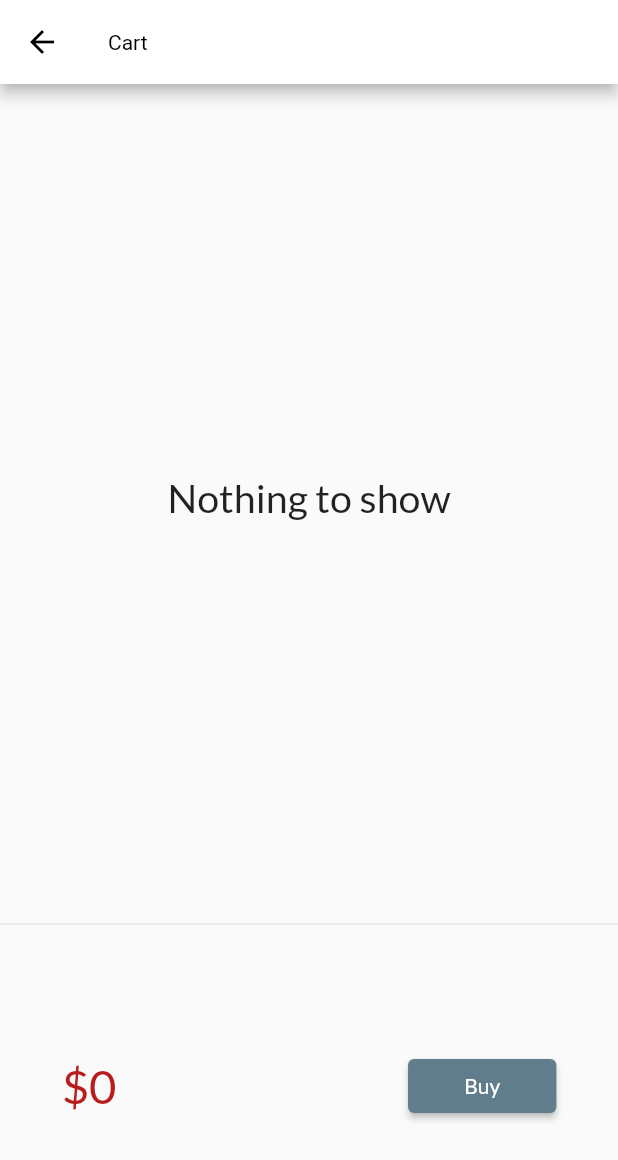
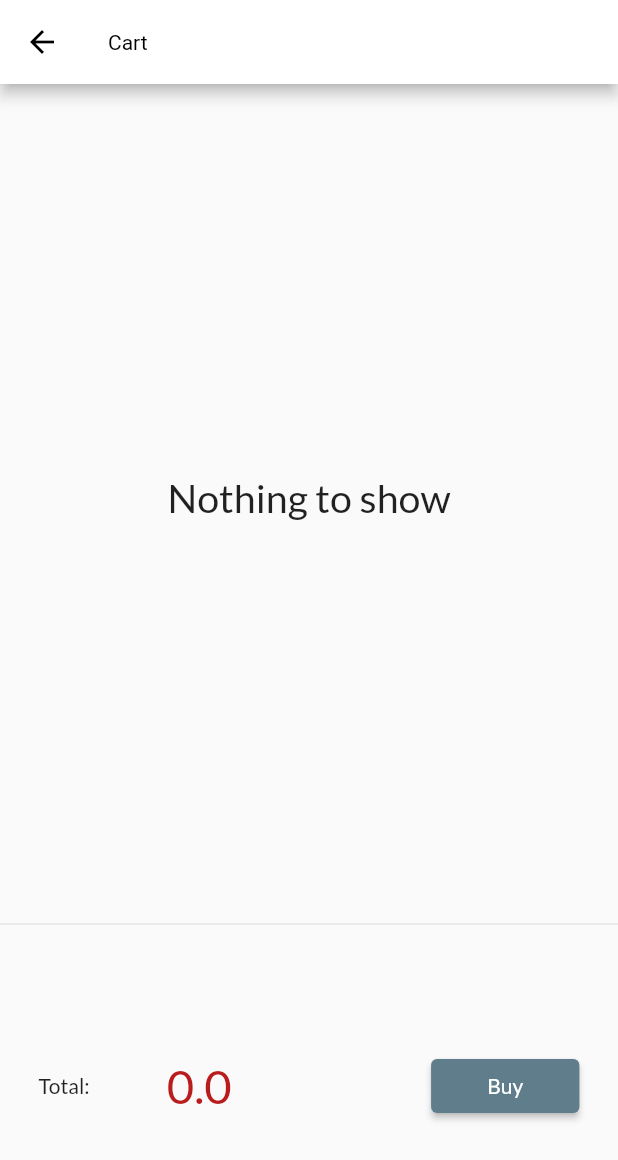
Before and after one commit to mhammadarain/ShoppingAppByHS, a Flutter app: the CartPage screen opened by its route, on a phone screen of 412 x 824 dp. Shown: the top 1160 px of the screen. Run offline on Flutter 3.47's test engine with Material 2 defaults, Android fonts, the phone set to English and light mode, and no system bars; our stand-ins replace google_fonts, velocity_x; network calls fail.

Commit message:
Day18 Completed

```diff
--- a/lib/models/cart.dart
+++ b/lib/models/cart.dart
@@ -1,37 +1,52 @@
+import 'dart:async';
+
 import 'package:mart_app/models/catalog.dart';
-// import 'package:mart_app/pages/home_page.dart';
 
 class CartModel {
-  static final cartModel = CartModel._internal();
+  static final CartModel cartModel = CartModel._internal();
   CartModel._internal();
   factory CartModel() => cartModel;
 
   late CatalogModel _catalog;
-  final List<int> _itemIds = [];
+  final Set<int> _itemIds = {};
 
   CatalogModel get catalog => _catalog;
 
-  // get _itemIds => null;
-
   set catalog(CatalogModel newCatalog) {
-    // ignore: unnecessary_null_comparison
     assert(newCatalog != null);
     _catalog = newCatalog;
   }
 
-// get item into cart
-  List<Item> get item => _itemIds.map((id) => _catalog.getbyId(id)).toList();
+  List<Item> get items => _itemIds.map((id) => _catalog.getbyId(id)).toList();
 
-// get total price
-  num get totalPrice => item.fold(0, (total, current) => total = current.price);
+  // Calculate the total price of items in the cart
+  double get totalPrice {
+    double total = 0.0;
+    for (var item in items) {
+      total += item.price;
+    }
+    return total;
+  }
 
-  // Add item
+  // Add item to the cart
   void add(Item item) {
     _itemIds.add(item.id);
+    updateTotalPrice();
   }
 
-  // remove Items
+  // Remove item from the cart
   void remove(Item item) {
     _itemIds.remove(item.id);
+    updateTotalPrice();
+  }
+
+  // Create a stream controller to manage updates to the total price
+  final _cartStreamController = StreamController<double>();
+
+  // Stream getter for the total price
+  Stream<double> get cartStream => _cartStreamController.stream;
+
+  void updateTotalPrice() {
+    _cartStreamController.add(totalPrice);
   }
 }
--- a/lib/models/catalog.dart
+++ b/lib/models/catalog.dart
@@ -6,148 +6,137 @@ class CatalogModel {
   static List<Item> items = [
     Item(
         id: 01,
-        name: "iphone 12 pro",
-        desc: "Apple iphone 12th generation",
-        price: 2750,
+        name: "Apple iPad Air 5",
+        desc: "10.9_inch  8/64GB",
+        price: 194999,
+        color: "#33505a",
+        image: "https://www.mega.pk/items_images/ts_17735.webp"),
+    Item(
+        id: 02,
+        name: "iphone 15 Pro Max",
+        desc: "8/1024 GB",
+        price: 769999,
+        color: "#33505a",
+        image: "https://phonebolee.com/images/Apple-iPhone-15-Pro-Max.jpg"),
+    Item(
+        id: 03,
+        name: "iphone 14 pro",
+        desc: "1TB",
+        price: 695999,
         color: "#33505a",
         image:
-            "https://www.optimum.com/mobile/sites/default/files/product/apple-iphone14promax-deeppurple-side.png"),
+            "https://images.priceoye.pk/apple-iphone-14-pro-pakistan-priceoye-1qdxc.jpg"),
     Item(
-        id: 02,
-        name: "iphone 15 pro",
-        desc: "Apple iphone 12th generation",
-        price: 2999,
+        id: 04,
+        name: "Apple AirPods pro",
+        desc: "2nd generation",
+        price: 27500,
         color: "#33505a",
         image:
-            "https://www.optimum.com/mobile/sites/default/files/product/apple-iphone14promax-deeppurple-side.png"),
+            "https://www.mega.pk/items_images/Apple+AirPods+Pro+Price+in+Pakistan%2C+Specifications%2C+Features_-_19552.webp"),
     Item(
-        id: 03,
-        name: "iphone 12 pro",
-        desc: "Apple iphone 12th generation",
-        price: 2750,
+        id: 05,
+        name: "Apple iPad",
+        desc: "10th generation 256GB",
+        price: 163999,
+        color: "#33505a",
+        image: "https://www.mega.pk/items_images/ts_23770.webp"),
+    Item(
+        id: 06,
+        name: "iphone 14 pro",
+        desc: "6/128GB",
+        price: 509999,
         color: "#33505a",
         image:
-            "https://www.optimum.com/mobile/sites/default/files/product/apple-iphone14promax-deeppurple-side.png"),
+            "https://www.mega.pk/items_images/Apple+iPhone+14+Pro+128GB+Storage+PTA+Approved+Mercantile+Price+in+Pakistan%2C+Specifications%2C+Features_-_23650.webp"),
     Item(
-        id: 04,
-        name: "iphone 12 pro",
-        desc: "Apple iphone 12th generation",
-        price: 2750,
-        color: "#33505a",
-        image:
-            "https://www.optimum.com/mobile/sites/default/files/product/apple-iphone14promax-deeppurple-side.png"),
-    Item(
-        id: 05,
-        name: "iphone 12 pro",
-        desc: "Apple iphone 12th generation",
+        id: 07,
+        name: "MackBook Pro 16 M2 Max Chip",
+        desc: "16 GB Ram 256 SSD Grey",
         price: 275000,
         color: "#33505a",
-        image:
-            "https://www.optimum.com/mobile/sites/default/files/product/apple-iphone14promax-deeppurple-side.png"),
-    Item(
-        id: 06,
-        name: "iphone 12 pro",
-        desc: "Apple iphone 12th generation",
-        price: 275000,
-        color: "#33505a",
-        image:
-            "https://www.optimum.com/mobile/sites/default/files/product/apple-iphone14promax-deeppurple-side.png"),
-    Item(
-        id: 07,
-        name: "iphone 12 pro",
-        desc: "Apple iphone 12th generation",
-        price: 275000,
-        color: "#33505a",
-        image:
-            "https://www.optimum.com/mobile/sites/default/files/product/apple-iphone14promax-deeppurple-side.png"),
+        image: "https://www.mega.pk/items_images/ts_23959.webp"),
     Item(
         id: 08,
-        name: "iphone 12 pro",
+        name: "iphone 14 pro",
         desc: "Apple iphone 12th generation",
-        price: 275000,
+        price: 655000,
         color: "#33505a",
         image:
             "https://www.optimum.com/mobile/sites/default/files/product/apple-iphone14promax-deeppurple-side.png"),
     Item(
         id: 09,
-        name: "iphone 12 pro",
-        desc: "Apple iphone 12th generation",
-        price: 275000,
+        name: "Apple iPad Mini 6 ",
+        desc: "4/256GB",
+        price: 203000,
+        color: "#33505a",
+        image: "https://www.mega.pk/items_images/ts_22940.webp"),
+    Item(
+        id: 10,
+        name: "Apple MacBook Air MLY23",
+        desc: "13.6_INCH 8/256GB",
+        price: 503999,
+        color: "#33505a",
+        image: "https://www.mega.pk/items_images/ts_23517.webp"),
+    Item(
+        id: 11,
+        name: "iphone XR",
+        desc: "3/64GB",
+        price: 102999,
+        color: "#33505a",
+        image: "https://www.mega.pk/items_images/ts_24478.webp"),
+    Item(
+        id: 12,
+        name: "iphone 13 pro",
+        desc: "4/128GB",
+        price: 356999,
+        color: "#33505a",
+        image: "https://www.mega.pk/items_images/ts_24355.webp"),
+    Item(
+        id: 13,
+        name: "Apple AirPods Pro ",
+        desc: "2nd generation 1st Copy",
+        price: 4750,
         color: "#33505a",
         image:
-            "https://www.optimum.com/mobile/sites/default/files/product/apple-iphone14promax-deeppurple-side.png"),
+            "https://encrypted-tbn0.gstatic.com/images?q=tbn:ANd9GcSEe3gMZQ2h43_RiUpynAf5lykYvKGtHynqrQ&usqp=CAU"),
     Item(
-        id: 10,
-        name: "iphone 12 pro",
-        desc: "Apple iphone 12th generation",
-        price: 275000,
+        id: 14,
+        name: "Apple Mackbook 16 M1",
+        desc: "16.2_inch 64GB 1TB_SSD",
+        price: 1065549,
+        color: "#33505a",
+        image: "https://www.mega.pk/items_images/ts_23702.webp"),
+    Item(
+        id: 15,
+        name: "Apple iPad Pro",
+        desc: "1st Generation",
+        price: 15999,
         color: "#33505a",
         image:
-            "https://www.optimum.com/mobile/sites/default/files/product/apple-iphone14promax-deeppurple-side.png"),
+            "https://encrypted-tbn0.gstatic.com/images?q=tbn:ANd9GcT-XE35FAAsERFjSOyRMM71sZHDt9ngXypPyA&usqp=CAU"),
     Item(
-        id: 11,
-        name: "iphone 12 pro",
-        desc: "Apple iphone 12th generation",
-        price: 275000,
+        id: 16,
+        name: "Apple iPad Pro",
+        desc: "11.0_inch 8/256GB",
+        price: 290699,
+        color: "#33505a",
+        image: "https://www.mega.pk/items_images/ts_22294.webp"),
+    Item(
+        id: 17,
+        name: "iphone 11",
+        desc: "4/128GB",
+        price: 209999,
         color: "#33505a",
         image:
-            "https://www.optimum.com/mobile/sites/default/files/product/apple-iphone14promax-deeppurple-side.png"),
-    Item(
-        id: 12,
-        name: "iphone 12 pro",
-        desc: "Apple iphone 12th generation",
-        price: 275000,
-        color: "#33505a",
-        image:
-            "https://www.optimum.com/mobile/sites/default/files/product/apple-iphone14promax-deeppurple-side.png"),
-    Item(
-        id: 13,
-        name: "iphone 12 pro",
-        desc: "Apple iphone 12th generation",
-        price: 275000,
-        color: "#33505a",
-        image:
-            "https://www.optimum.com/mobile/sites/default/files/product/apple-iphone14promax-deeppurple-side.png"),
-    Item(
-        id: 14,
-        name: "iphone 12 pro",
-        desc: "Apple iphone 12th generation",
-        price: 275000,
-        color: "#33505a",
-        image:
-            "https://www.optimum.com/mobile/sites/default/files/product/apple-iphone14promax-deeppurple-side.png"),
-    Item(
-        id: 15,
-        name: "iphone 12 pro",
-        desc: "Apple iphone 12th generation",
-        price: 275000,
-        color: "#33505a",
-        image:
-            "https://www.optimum.com/mobile/sites/default/files/product/apple-iphone14promax-deeppurple-side.png"),
-    Item(
-        id: 16,
-        name: "iphone 12 pro",
-        desc: "Apple iphone 12th generation",
-        price: 275000,
-        color: "#33505a",
-        image:
-            "https://www.optimum.com/mobile/sites/default/files/product/apple-iphone14promax-deeppurple-side.png"),
-    Item(
-        id: 17,
-        name: "iphone 12 pro",
-        desc: "Apple iphone 12th generation",
-        price: 275000,
-        color: "#33505a",
-        image:
-            "https://www.optimum.com/mobile/sites/default/files/product/apple-iphone14promax-deeppurple-side.png"),
+            "https://www.mega.pk/items_images/Apple+iPhone+11+128GB+PTA++Approved+Price+in+Pakistan%2C+Specifications%2C+Features_-_24354.webp"),
     Item(
         id: 18,
-        name: "iphone 12 pro",
-        desc: "Apple iphone 12th generation",
-        price: 275000,
+        name: "Apple iPad Pro M2 Chip",
+        desc: "12.9_inch 8/256Gb",
+        price: 449999,
         color: "#33505a",
-        image:
-            "https://www.optimum.com/mobile/sites/default/files/product/apple-iphone14promax-deeppurple-side.png"),
+        image: "https://www.mega.pk/items_images/ts_23794.webp"),
   ];
 
   Item getbyId(int id) =>
--- a/lib/pages/cart_page.dart
+++ b/lib/pages/cart_page.dart
@@ -34,7 +34,8 @@ class _CartTotal extends StatelessWidget {
       child: Row(
         mainAxisAlignment: MainAxisAlignment.spaceAround,
         children: [
-          "\$${cart.totalPrice}".text.xl4.red700.make(),
+          "Total:".text.make(),
+          cart.totalPrice.text.xl4.red700.make(),
           30.widthBox,
           ElevatedButton(
                   onPressed: () {
@@ -53,24 +54,30 @@ class _CartTotal extends StatelessWidget {
   }
 }
 
-class _CartList extends StatelessWidget {
+class _CartList extends StatefulWidget {
+  @override
+  State<_CartList> createState() => _CartListState();
+}
+
+class _CartListState extends State<_CartList> {
   final _cart = CartModel();
+
   @override
   Widget build(BuildContext context) {
-    return _cart.item.isEmpty
+    return _cart.items.isEmpty
         ? "Nothing to show".text.xl3.makeCentered()
         : ListView.builder(
-            itemCount: _cart.item.length,
+            itemCount: _cart.items.length,
             itemBuilder: (context, index) => ListTile(
               leading: const Icon(Icons.done),
               trailing: IconButton(
                 icon: const Icon(Icons.remove_circle_outline),
                 onPressed: () {
-                  _cart.remove(_cart.item[index]);
-                  // setState(() {});
+                  _cart.remove(_cart.items[index]);
+                  setState(() {});
                 },
               ),
-              title: _cart.item[index].name.text.make(),
+              title: _cart.items[index].name.text.make(),
             ),
           );
   }
--- a/lib/pages/home_detail_page.dart
+++ b/lib/pages/home_detail_page.dart
@@ -18,7 +18,7 @@ class HomeDetailPage extends StatelessWidget {
         alignment: MainAxisAlignment.spaceBetween,
         buttonPadding: EdgeInsets.zero,
         children: [
-          "\$${catalog.price}".text.bold.xl3.red800.make(),
+          catalog.price.text.bold.xl3.red800.make(),
           ElevatedButton(onPressed: () {}, child: "Buy Now".text.bold.make())
               .wh(110, 35)
         ],
@@ -54,7 +54,13 @@ class HomeDetailPage extends StatelessWidget {
                     SingleChildScrollView(
                       child: Container(
                         alignment: Alignment.topLeft,
-                        child: "Item Description".text.bold.xl.make().p16(),
+                        child:
+                            "The latest Apple Pro 16 M2 Max Chip 12 Cores CPU 38 Cores GPU 96GB RAM 2TB SSD GREY  which was recently updated on September 2023."
+                                .text
+                                .bold
+                                .xl
+                                .make()
+                                .p16(),
                       ),
                     )
                   ],
--- a/lib/pages/home_page.dart
+++ b/lib/pages/home_page.dart
@@ -121,7 +121,7 @@ class CatalogItem extends StatelessWidget {
               alignment: MainAxisAlignment.spaceBetween,
               buttonPadding: EdgeInsets.zero,
               children: [
-                "\$${catalog.price}".text.bold.xl.make(),
+                catalog.price.text.bold.xl.make(),
                 AddToCart(catalog: catalog)
               ],
             ).pOnly(right: 16)
--- a/lib/widgets/add_to_cart.dart
+++ b/lib/widgets/add_to_cart.dart
@@ -20,7 +20,7 @@ class _AddToCartState extends State<AddToCart> {
   @override
   Widget build(BuildContext context) {
     // bool isInCart = _cart.item.contains(widget.catalog) ?? false;
-    bool isInCart = _cart.item.contains(widget.catalog);
+    bool isInCart = _cart.items.contains(widget.catalog);
     return ElevatedButton(
         onPressed: () {
           if (!isInCart) {
```
